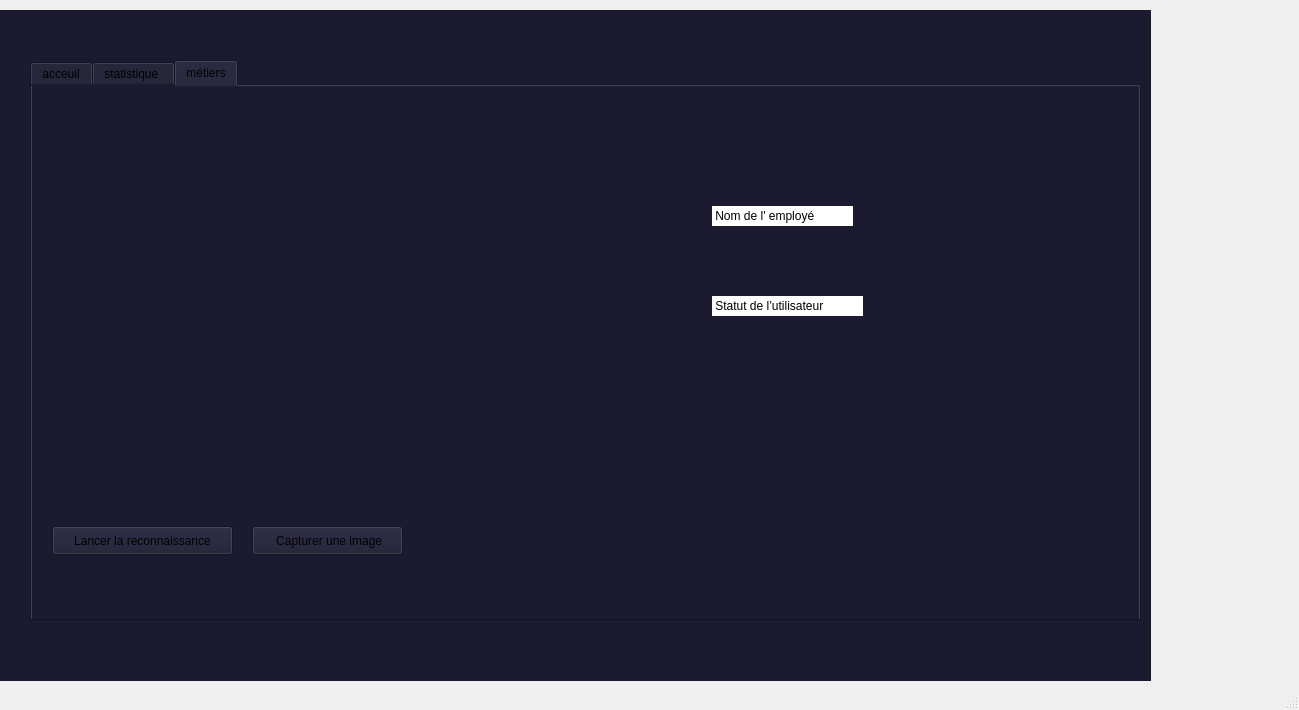
Above: mainwindow.ui from ProjetCppS2-2425/projetcpp-innovatehub before the change. Below: the same form after it.
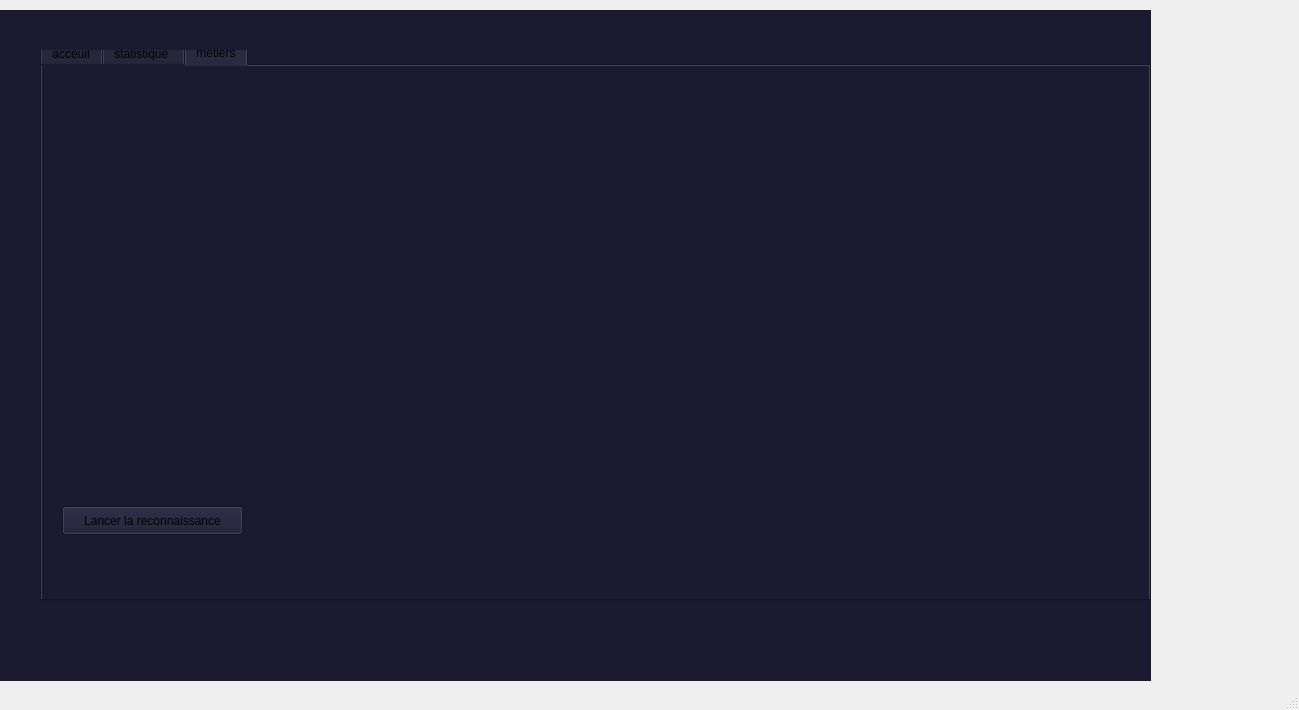
That is the form after the change. The open tabs and pages were chosen to show the change. Icons and pictures are not drawn.

Diff of the .ui file:
```diff
--- a/mainwindow.ui
+++ b/mainwindow.ui
@@ -180,8 +180,8 @@
        <widget class="QTabWidget" name="tabWidget">
         <property name="geometry">
          <rect>
-          <x>10</x>
-          <y>10</y>
+          <x>20</x>
+          <y>-10</y>
           <width>1111</width>
           <height>561</height>
          </rect>
@@ -896,19 +896,6 @@
          <attribute name="title">
           <string>métiers</string>
          </attribute>
-         <widget class="QPushButton" name="Bemploye_10">
-          <property name="geometry">
-           <rect>
-            <x>220</x>
-            <y>440</y>
-            <width>151</width>
-            <height>29</height>
-           </rect>
-          </property>
-          <property name="text">
-           <string> Capturer une image</string>
-          </property>
-         </widget>
          <widget class="QPushButton" name="btn_register">
           <property name="geometry">
            <rect>
@@ -943,38 +930,6 @@
            <layout class="QFormLayout" name="cameraLayout"/>
           </widget>
          </widget>
-         <widget class="QLabel" name="label_27">
-          <property name="geometry">
-           <rect>
-            <x>680</x>
-            <y>210</y>
-            <width>151</width>
-            <height>20</height>
-           </rect>
-          </property>
-          <property name="styleSheet">
-           <string notr="true">background-color: rgb(255, 255, 255);</string>
-          </property>
-          <property name="text">
-           <string> Statut de l’utilisateur</string>
-          </property>
-         </widget>
-         <widget class="QLabel" name="label_28">
-          <property name="geometry">
-           <rect>
-            <x>680</x>
-            <y>120</y>
-            <width>141</width>
-            <height>20</height>
-           </rect>
-          </property>
-          <property name="styleSheet">
-           <string notr="true">background-color: rgb(255, 255, 255);</string>
-          </property>
-          <property name="text">
-           <string> Nom de l' employé </string>
-          </property>
-         </widget>
         </widget>
        </widget>
       </widget>
```
Left out of the diff: 34 changed lines with no effect on the pictures.
